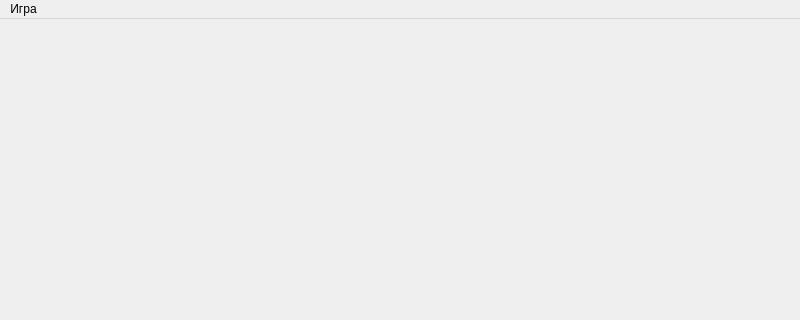
SSemenkin/2048, file mainwindow.ui: the form before one commit; both pictures show x 0 to 800 and y 0 to 320 of the 800 by 600 pixel window.
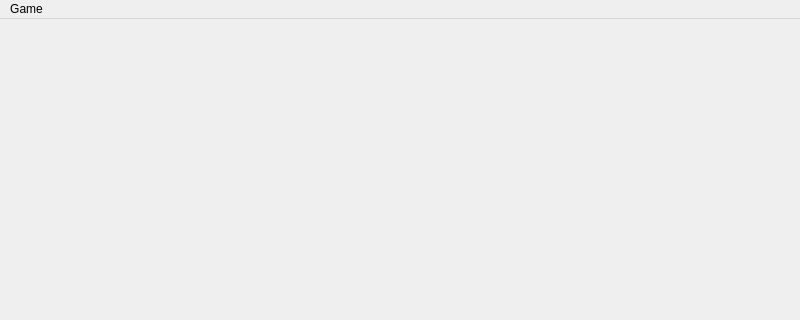
The form after the commit.

Diff of the .ui file:
```diff
--- a/mainwindow.ui
+++ b/mainwindow.ui
@@ -31,7 +31,7 @@
    </property>
    <widget class="QMenu" name="menuGame">
     <property name="title">
-     <string>Игра</string>
+     <string>Game</string>
     </property>
     <widget class="QMenu" name="menu">
      <property name="title">
```
Left out of the diff: 4 changed lines with no effect on the pictures.
